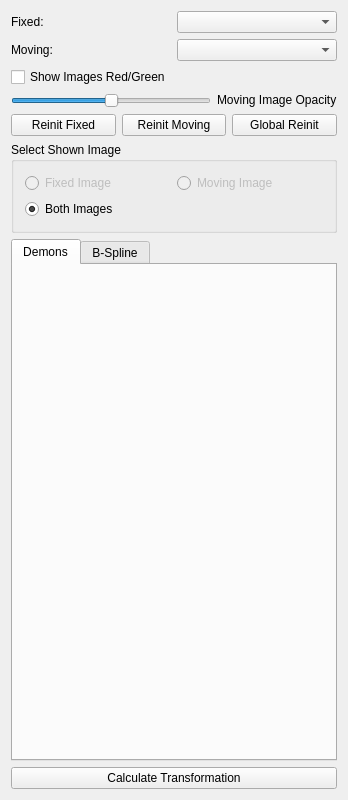
Before: the Qt Designer form Modules/Bundles/org.mitk.gui.qt.deformableregistration/src/internal/QmitkDeformableRegistrationViewControls.ui in MITK/MITK, drawn with Qt 5.
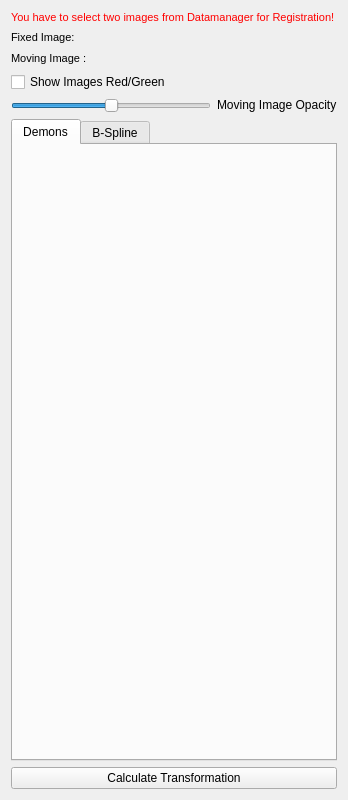
After: the same form once the commit is applied. The open tabs and pages were chosen to show the change. Custom widgets are drawn as their Qt base class.

Commit message: FIX (#2731): Added Listener for Datamanger selections. Removed ComboBoxes and other unnecessary methods.

```diff
--- a/Modules/Bundles/org.mitk.gui.qt.deformableregistration/src/internal/QmitkDeformableRegistrationViewControls.ui
+++ b/Modules/Bundles/org.mitk.gui.qt.deformableregistration/src/internal/QmitkDeformableRegistrationViewControls.ui
@@ -27,37 +27,164 @@
   </property>
   <layout class="QVBoxLayout" name="verticalLayout">
    <item>
-    <layout class="QHBoxLayout" name="horizontalLayout_2">
-     <item>
+    <widget class="QLabel" name="m_StatusLabel">
+     <property name="palette">
+      <palette>
+       <active>
+        <colorrole role="WindowText">
+         <brush brushstyle="SolidPattern">
+          <color alpha="255">
+           <red>255</red>
+           <green>0</green>
+           <blue>0</blue>
+          </color>
+         </brush>
+        </colorrole>
+        <colorrole role="Text">
+         <brush brushstyle="SolidPattern">
+          <color alpha="255">
+           <red>0</red>
+           <green>0</green>
+           <blue>0</blue>
+          </color>
+         </brush>
+        </colorrole>
+        <colorrole role="ButtonText">
+         <brush brushstyle="SolidPattern">
+          <color alpha="255">
+           <red>0</red>
+           <green>0</green>
+           <blue>0</blue>
+          </color>
+         </brush>
+        </colorrole>
+       </active>
+       <inactive>
+        <colorrole role="WindowText">
+         <brush brushstyle="SolidPattern">
+          <color alpha="255">
+           <red>255</red>
+           <green>0</green>
+           <blue>0</blue>
+          </color>
+         </brush>
+        </colorrole>
+        <colorrole role="Text">
+         <brush brushstyle="SolidPattern">
+          <color alpha="255">
+           <red>0</red>
+           <green>0</green>
+           <blue>0</blue>
+          </color>
+         </brush>
+        </colorrole>
+        <colorrole role="ButtonText">
+         <brush brushstyle="SolidPattern">
+          <color alpha="255">
+           <red>0</red>
+           <green>0</green>
+           <blue>0</blue>
+          </color>
+         </brush>
+        </colorrole>
+       </inactive>
+       <disabled>
+        <colorrole role="WindowText">
+         <brush brushstyle="SolidPattern">
+          <color alpha="255">
+           <red>118</red>
+           <green>116</green>
+           <blue>108</blue>
+          </color>
+         </brush>
+        </colorrole>
+        <colorrole role="Text">
+         <brush brushstyle="SolidPattern">
+          <color alpha="255">
+           <red>118</red>
+           <green>116</green>
+           <blue>108</blue>
+          </color>
+         </brush>
+        </colorrole>
+        <colorrole role="ButtonText">
+         <brush brushstyle="SolidPattern">
+          <color alpha="255">
+           <red>118</red>
+           <green>116</green>
+           <blue>108</blue>
+          </color>
+         </brush>
+        </colorrole>
+       </disabled>
+      </palette>
+     </property>
+     <property name="font">
+      <font>
+       <pointsize>8</pointsize>
+      </font>
+     </property>
+     <property name="text">
+      <string>You have to select two images from Datamanager for Registration!</string>
+     </property>
+    </widget>
+   </item>
+   <item>
+    <layout class="QFormLayout" name="formLayout">
+     <item row="0" column="0">
+      <widget class="QLabel" name="m_FixedLabel">
+       <property name="font">
+        <font>
+         <pointsize>8</pointsize>
+        </font>
+       </property>
+       <property name="text">
+        <string>Fixed Image:</string>
+       </property>
+      </widget>
+     </item>
+     <item row="0" column="1">
       <widget class="QLabel" name="TextLabelFixed">
+       <property name="font">
+        <font>
+         <pointsize>10</pointsize>
+        </font>
+       </property>
        <property name="text">
-        <string>Fixed:</string>
+        <string/>
        </property>
        <property name="wordWrap">
         <bool>false</bool>
        </property>
       </widget>
      </item>
-     <item>
-      <widget class="QmitkDataStorageComboBox" name="m_FixedSelector"/>
+     <item row="1" column="0">
+      <widget class="QLabel" name="m_MovingLabel">
+       <property name="font">
+        <font>
+         <pointsize>8</pointsize>
+        </font>
+       </property>
+       <property name="text">
+        <string>Moving Image :</string>
+       </property>
+      </widget>
      </item>
-    </layout>
-   </item>
-   <item>
-    <layout class="QHBoxLayout" name="horizontalLayout">
-     <item>
+     <item row="1" column="1">
       <widget class="QLabel" name="TextLabelMoving">
+       <property name="font">
+        <font>
+         <pointsize>10</pointsize>
+        </font>
+       </property>
        <property name="text">
-        <string>Moving:</string>
+        <string/>
        </property>
        <property name="wordWrap">
         <bool>false</bool>
        </property>
       </widget>
      </item>
-     <item>
-      <widget class="QmitkDataStorageComboBox" name="m_MovingSelector"/>
-     </item>
     </layout>
    </item>
    <item>
@@ -112,109 +239,6 @@
      </item>
     </layout>
    </item>
-   <item>
-    <layout class="QHBoxLayout">
-     <item>
-      <widget class="QPushButton" name="m_FixedReinit">
-       <property name="sizePolicy">
-        <sizepolicy hsizetype="Preferred" vsizetype="Fixed">
-         <horstretch>0</horstretch>
-         <verstretch>0</verstretch>
-        </sizepolicy>
-       </property>
-       <property name="text">
-        <string>Reinit Fixed</string>
-       </property>
-      </widget>
-     </item>
-     <item>
-      <widget class="QPushButton" name="m_MovingReinit">
-       <property name="sizePolicy">
-        <sizepolicy hsizetype="Preferred" vsizetype="Fixed">
-         <horstretch>0</horstretch>
-         <verstretch>0</verstretch>
-        </sizepolicy>
-       </property>
-       <property name="text">
-        <string>Reinit Moving</string>
-       </property>
-      </widget>
-     </item>
-     <item>
-      <widget class="QPushButton" name="m_GlobalReinit">
-       <property name="sizePolicy">
-        <sizepolicy hsizetype="Preferred" vsizetype="Fixed">
-         <horstretch>0</horstretch>
-         <verstretch>0</verstretch>
-        </sizepolicy>
-       </property>
-       <property name="text">
-        <string>Global Reinit</string>
-       </property>
-      </widget>
-     </item>
-    </layout>
-   </item>
-   <item>
-    <widget class="QGroupBox" name="m_SelectedModel_2">
-     <property name="title">
-      <string>Select Shown Image</string>
-     </property>
-     <layout class="QGridLayout" name="gridLayout">
-      <item row="0" column="0">
-       <widget class="QRadioButton" name="m_ShowFixedImage">
-        <property name="enabled">
-         <bool>false</bool>
-        </property>
-        <property name="sizePolicy">
-         <sizepolicy hsizetype="Preferred" vsizetype="Fixed">
-          <horstretch>0</horstretch>
-          <verstretch>0</verstretch>
-         </sizepolicy>
-        </property>
-        <property name="text">
-         <string>Fixed Image</string>
-        </property>
-        <property name="checked">
-         <bool>false</bool>
-        </property>
-       </widget>
-      </item>
-      <item row="0" column="1">
-       <widget class="QRadioButton" name="m_ShowMovingImage">
-        <property name="enabled">
-         <bool>false</bool>
-        </property>
-        <property name="sizePolicy">
-         <sizepolicy hsizetype="Preferred" vsizetype="Fixed">
-          <horstretch>0</horstretch>
-          <verstretch>0</verstretch>
-         </sizepolicy>
-        </property>
-        <property name="text">
-         <string>Moving Image</string>
-        </property>
-       </widget>
-      </item>
-      <item row="1" column="0">
-       <widget class="QRadioButton" name="m_ShowBothImages">
-        <property name="sizePolicy">
-         <sizepolicy hsizetype="Preferred" vsizetype="Fixed">
-          <horstretch>0</horstretch>
-          <verstretch>0</verstretch>
-         </sizepolicy>
-        </property>
-        <property name="text">
-         <string>Both Images</string>
-        </property>
-        <property name="checked">
-         <bool>true</bool>
-        </property>
-       </widget>
-      </item>
-     </layout>
-    </widget>
-   </item>
    <item>
     <widget class="QTabWidget" name="m_DeformableTransform">
      <property name="sizePolicy">
@@ -287,11 +311,6 @@
  </widget>
  <layoutdefault spacing="6" margin="11"/>
  <customwidgets>
-  <customwidget>
-   <class>QmitkDataStorageComboBox</class>
-   <extends>QComboBox</extends>
-   <header>QmitkDataStorageComboBox.h</header>
-  </customwidget>
   <customwidget>
    <class>QmitkDemonsRegistrationView</class>
    <extends>QWidget</extends>
```
Left out of the diff: 2 changed lines with no effect on the pictures. The commit also changes 2 other files.
